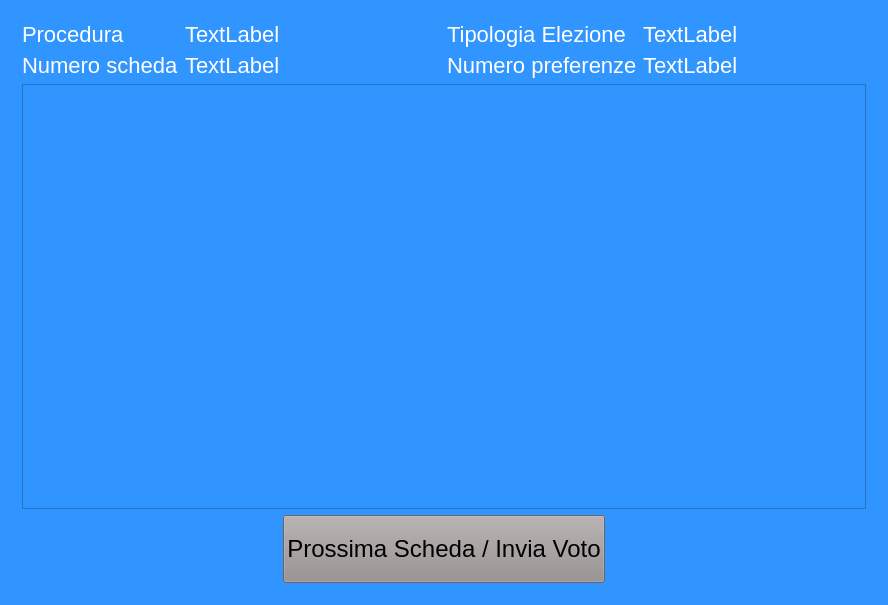
The window that mainwindowpv.ui (giuseppedifatta/sistemaPostazioneVoto) describes before a commit, drawn with Qt 5.
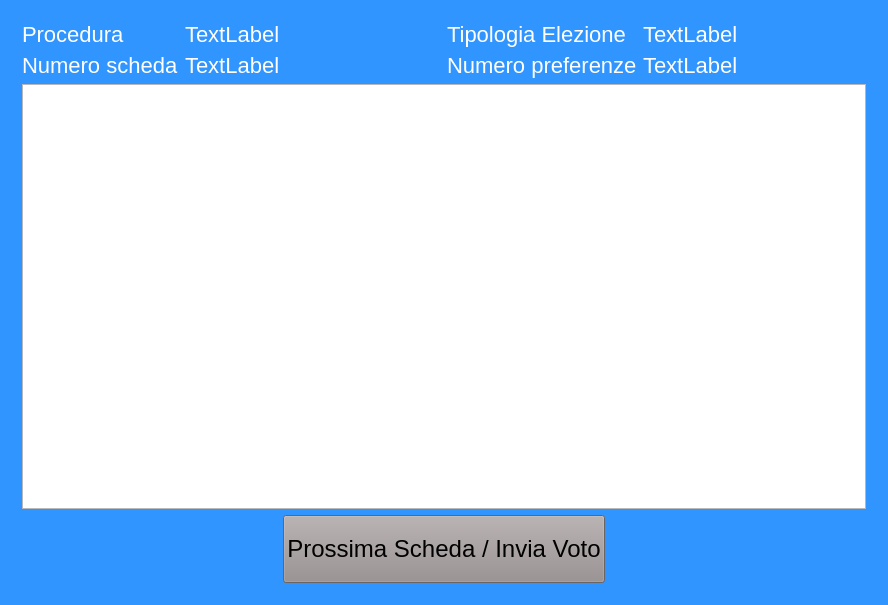
The same window after the commit.

Commit message:
miglioramenti interfaccia: grafica button disabilitati
suddivisione dell'invio delle schede voto in sottofasi di operazioni piu semplici, solo commenti

Diff of the .ui file:
```diff
--- a/mainwindowpv.ui
+++ b/mainwindowpv.ui
@@ -14,7 +14,48 @@
    <string>MainWindowPV</string>
   </property>
   <property name="styleSheet">
-   <string notr="true">background-color: rgb(49, 149, 255);</string>
+   <string notr="true">QMainWindow {
+background-color: rgb(49, 149, 255);
+}
+
+.QPushButton {
+background-color:rgb(146, 134, 134);
+font-size: 22px bold sans serif;
+text-align:center;
+vertical-align:middle;
+min-height:60px;
+color:black;
+}
+.QPushButton:disabled{
+background-color: rgb(49, 149, 255);
+font-size: 22px bold sans serif;
+text-align:center;
+vertical-align:middle;
+min-height:60px;
+color: rgb(108, 108, 108);
+
+}
+
+.QLabel {
+color: white;
+font-size: 20px bold sans serif;
+}
+
+.QLineEdit{
+font:18px bold sans serif;
+background-color: white;
+}
+
+.QComboBox{
+font:18px bold sans serif;
+}
+
+
+
+.QMessageBox{
+background-color: rgb(49, 149, 255);
+}
+</string>
   </property>
   <widget class="QWidget" name="centralWidget">
    <property name="styleSheet">
```
The commit also changes 4 other files.
